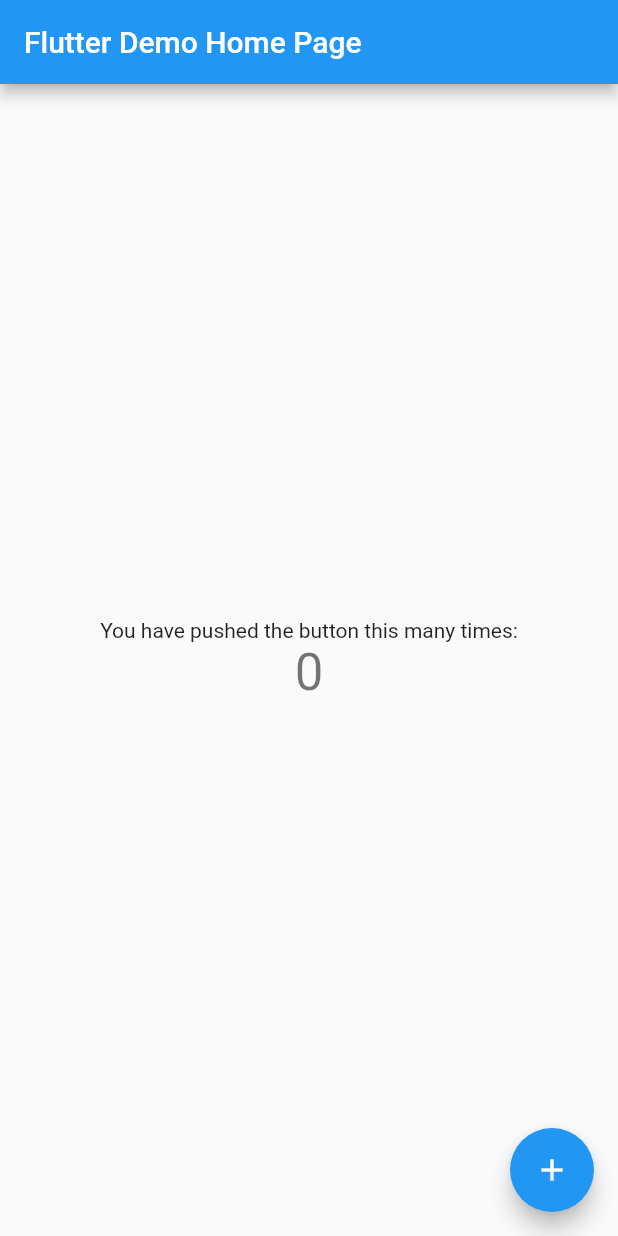
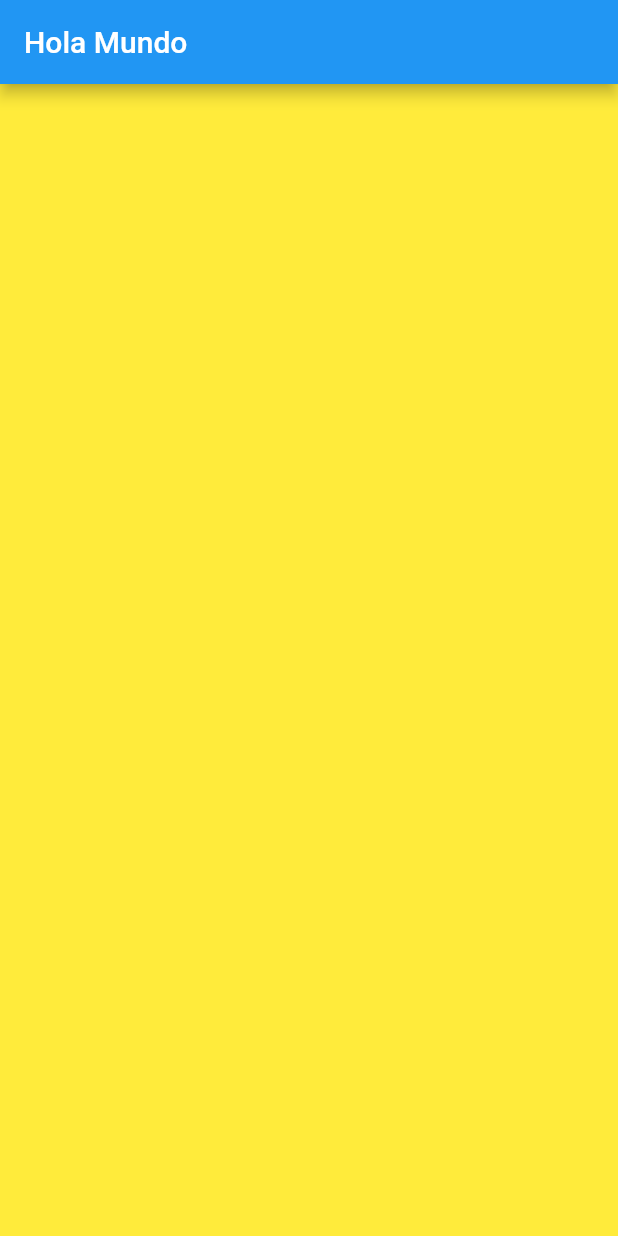
Before and after one commit to Jharso/flutter, a Flutter app: the screen it shows after launch, on a phone screen of 412 x 824 dp. Run offline on Flutter 3.47's test engine with Material 2 defaults, Android fonts, the phone set to English and light mode, and no system bars.

Commit message:
2 aplicaciones nuevas

```diff
--- /dev/null
+++ b/dulce_adiccion_box/lib/main.dart
@@ -0,0 +1,5 @@
+import 'package:flutter/material.dart';
+
+void main(){
+
+}
--- a/myapp/lib/main.dart
+++ b/myapp/lib/main.dart
@@ -1,117 +1,11 @@
 import 'package:flutter/material.dart';
-
-void main() {
-  runApp(MyApp());
+void main(){
+  return runApp(MaterialApp(
+    home: Scaffold(
+      backgroundColor: Colors.yellow,
+      appBar: AppBar(
+        title: Text("Hola Mundo"),
+      )
+    )
+  ));
 }
-
-class MyApp extends StatelessWidget {
-  // This widget is the root of your application.
-  @override
-  Widget build(BuildContext context) {
-    return MaterialApp(
-      title: 'Flutter Demo',
-      theme: ThemeData(
-        // This is the theme of your application.
-        //
-        // Try running your application with "flutter run". You'll see the
-        // application has a blue toolbar. Then, without quitting the app, try
-        // changing the primarySwatch below to Colors.green and then invoke
-        // "hot reload" (press "r" in the console where you ran "flutter run",
-        // or simply save your changes to "hot reload" in a Flutter IDE).
-        // Notice that the counter didn't reset back to zero; the application
-        // is not restarted.
-        primarySwatch: Colors.blue,
-        // This makes the visual density adapt to the platform that you run
-        // the app on. For desktop platforms, the controls will be smaller and
-        // closer together (more dense) than on mobile platforms.
-        visualDensity: VisualDensity.adaptivePlatformDensity,
-      ),
-      home: MyHomePage(title: 'Flutter Demo Home Page'),
-    );
-  }
-}
-
-class MyHomePage extends StatefulWidget {
-  MyHomePage({Key key, this.title}) : super(key: key);
-
-  // This widget is the home page of your application. It is stateful, meaning
-  // that it has a State object (defined below) that contains fields that affect
-  // how it looks.
-
-  // This class is the configuration for the state. It holds the values (in this
-  // case the title) provided by the parent (in this case the App widget) and
-  // used by the build method of the State. Fields in a Widget subclass are
-  // always marked "final".
-
-  final String title;
-
-  @override
-  _MyHomePageState createState() => _MyHomePageState();
-}
-
-class _MyHomePageState extends State<MyHomePage> {
-  int _counter = 0;
-
-  void _incrementCounter() {
-    setState(() {
-      // This call to setState tells the Flutter framework that something has
-      // changed in this State, which causes it to rerun the build method below
-      // so that the display can reflect the updated values. If we changed
-      // _counter without calling setState(), then the build method would not be
-      // called again, and so nothing would appear to happen.
-      _counter++;
-    });
-  }
-
-  @override
-  Widget build(BuildContext context) {
-    // This method is rerun every time setState is called, for instance as done
-    // by the _incrementCounter method above.
-    //
-    // The Flutter framework has been optimized to make rerunning build methods
-    // fast, so that you can just rebuild anything that needs updating rather
-    // than having to individually change instances of widgets.
-    return Scaffold(
-      appBar: AppBar(
-        // Here we take the value from the MyHomePage object that was created by
-        // the App.build method, and use it to set our appbar title.
-        title: Text(widget.title),
-      ),
-      body: Center(
-        // Center is a layout widget. It takes a single child and positions it
-        // in the middle of the parent.
-        child: Column(
-          // Column is also a layout widget. It takes a list of children and
-          // arranges them vertically. By default, it sizes itself to fit its
-          // children horizontally, and tries to be as tall as its parent.
-          //
-          // Invoke "debug painting" (press "p" in the console, choose the
-          // "Toggle Debug Paint" action from the Flutter Inspector in Android
-          // Studio, or the "Toggle Debug Paint" command in Visual Studio Code)
-          // to see the wireframe for each widget.
-          //
-          // Column has various properties to control how it sizes itself and
-          // how it positions its children. Here we use mainAxisAlignment to
-          // center the children vertically; the main axis here is the vertical
-          // axis because Columns are vertical (the cross axis would be
-          // horizontal).
-          mainAxisAlignment: MainAxisAlignment.center,
-          children: <Widget>[
-            Text(
-              'You have pushed the button this many times:',
-            ),
-            Text(
-              '$_counter',
-              style: Theme.of(context).textTheme.headline4,
-            ),
-          ],
-        ),
-      ),
-      floatingActionButton: FloatingActionButton(
-        onPressed: _incrementCounter,
-        tooltip: 'Increment',
-        child: Icon(Icons.add),
-      ), // This trailing comma makes auto-formatting nicer for build methods.
-    );
-  }
-}
```
Also changed, not shown: dulce_adiccion_box/pubspec.yaml (added, +76 -0 lines), flutterapp/lib/main.dart (added, +35 -0 lines), flutterapp/pubspec.yaml (added, +68 -0 lines), dulce_adiccion_box/pubspec.lock (added), flutterapp/assets/fantasia.jpg (added), flutterapp/fonts/IndieFlower-Regular.ttf (added), flutterapp/pubspec.lock (added), 117 other files.
